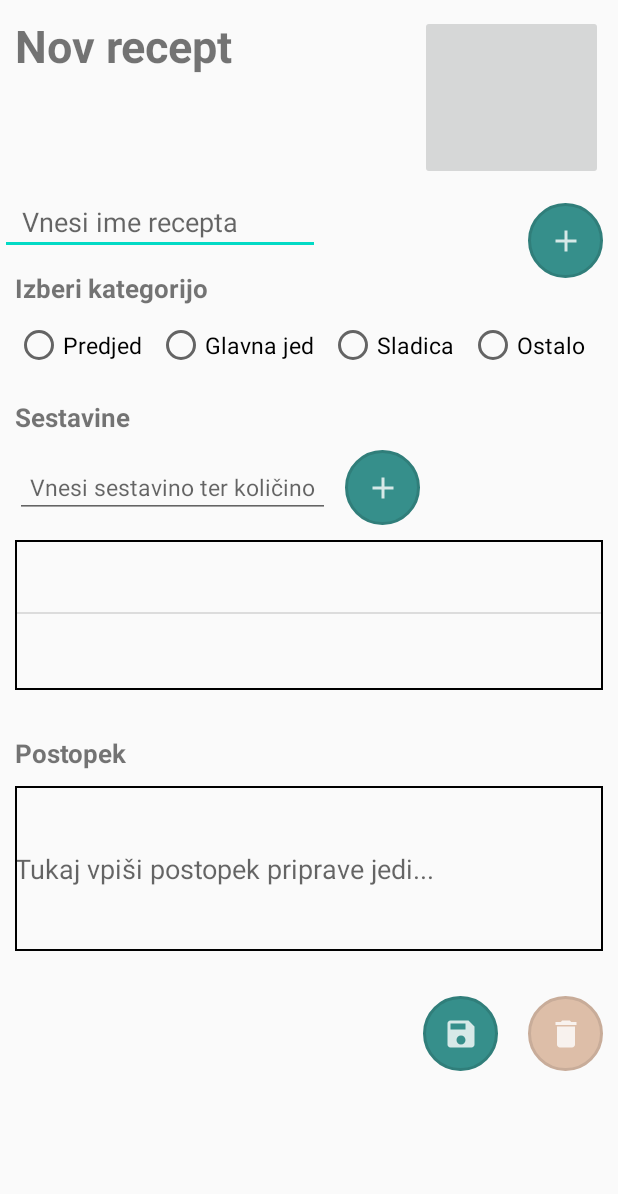
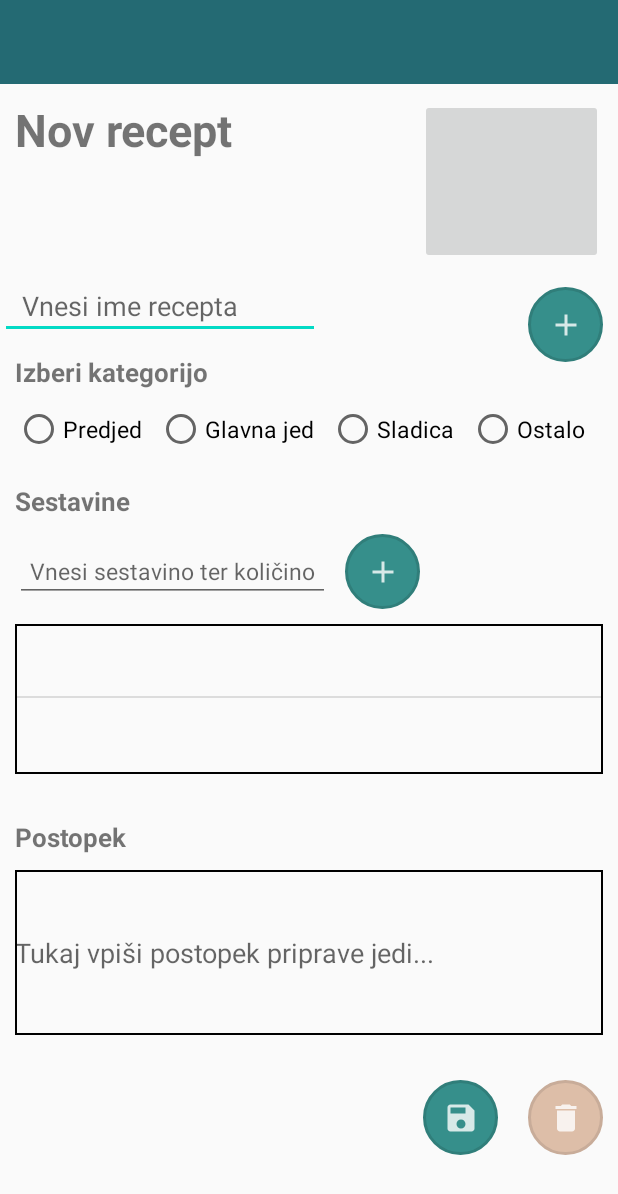
Before and after one commit to maticc97/mojiRecepti, an Android app: the addRecipeActivity screen opened directly, with no data from a screen before it, after a tap on an icon or button, on a phone screen of 412 x 824 dp. Shown: the top 1194 px of the screen. Run offline under Robolectric (Android 15) with nearby library versions, the phone set to English and light mode, and no system bars.

Commit message:
adding menu bar top editView

```diff
--- a/app/src/main/res/layout/activity_add_recipe.xml
+++ b/app/src/main/res/layout/activity_add_recipe.xml
@@ -1,16 +1,27 @@
 <?xml version="1.0" encoding="utf-8"?>
-<ScrollView xmlns:android="http://schemas.android.com/apk/res/android"
-    android:id="@+id/ScrollView01"
+<androidx.drawerlayout.widget.DrawerLayout
+    xmlns:android="http://schemas.android.com/apk/res/android"
+    xmlns:tools="http://schemas.android.com/tools"
     android:layout_width="match_parent"
     android:layout_height="match_parent"
-    android:fillViewport="true"
-    android:fadeScrollbars="false">
+    xmlns:app="http://schemas.android.com/apk/res-auto"
+    tools:context=".addRecipeActivity"
+    tools:openDrawer="start"
+    android:id="@+id/drawer2">
     <RelativeLayout
         android:layout_width="match_parent"
         android:layout_height="wrap_content"
+        android:id="@+id/menuHeader">
+    <ScrollView
+        android:layout_below="@id/toolbar"
+        android:layout_width="match_parent"
+        android:layout_height="match_parent">
+    <RelativeLayout
+        android:layout_width="match_parent"
+        android:layout_height="match_parent"
         >
         <TextView
-            android:id="@+id/newRecepie"
+            android:id="@+id/text"
             android:layout_width="wrap_content"
             android:layout_height="wrap_content"
             android:layout_margin="10dp"
@@ -186,8 +197,27 @@
             android:background="@drawable/green_background"
             android:layout_toStartOf="@id/preklici_btn"
             android:layout_marginEnd="30dp"
-            android:layout_marginStart="10dp"
-            android:onClick="onSaveButtonclick"/>
+            android:layout_marginStart="10dp" />
 
     </RelativeLayout>
-</ScrollView>
+    </ScrollView>
+        <androidx.appcompat.widget.Toolbar
+            android:layout_width="match_parent"
+            android:layout_height="wrap_content"
+            android:id="@+id/toolbar"
+            android:background="@color/toolBar"
+            app:titleTextColor="@color/white"
+            />
+    </RelativeLayout>
+
+    <com.google.android.material.navigation.NavigationView
+        android:layout_width="200dp"
+        android:layout_height="match_parent"
+        android:id="@+id/navigationView2"
+        app:menu="@menu/menu_item"
+        app:headerLayout="@layout/header"
+        android:layout_gravity="start"
+        app:itemBackground="@drawable/menu_seperator"
+        />
+
+</androidx.drawerlayout.widget.DrawerLayout>
--- a/app/src/main/res/layout/activity_edit_recepie.xml
+++ /dev/null
@@ -1,9 +0,0 @@
-<?xml version="1.0" encoding="utf-8"?>
-<androidx.constraintlayout.widget.ConstraintLayout xmlns:android="http://schemas.android.com/apk/res/android"
-    xmlns:app="http://schemas.android.com/apk/res-auto"
-    xmlns:tools="http://schemas.android.com/tools"
-    android:layout_width="match_parent"
-    android:layout_height="match_parent"
-    tools:context=".editRecepie">
-
-</androidx.constraintlayout.widget.ConstraintLayout>
--- a/app/src/main/res/layout/activity_edit_recepie2.xml
+++ /dev/null
@@ -1,9 +0,0 @@
-<?xml version="1.0" encoding="utf-8"?>
-<androidx.constraintlayout.widget.ConstraintLayout xmlns:android="http://schemas.android.com/apk/res/android"
-    xmlns:app="http://schemas.android.com/apk/res-auto"
-    xmlns:tools="http://schemas.android.com/tools"
-    android:layout_width="match_parent"
-    android:layout_height="match_parent"
-    tools:context=".EditRecepie">
-
-</androidx.constraintlayout.widget.ConstraintLayout>
```
